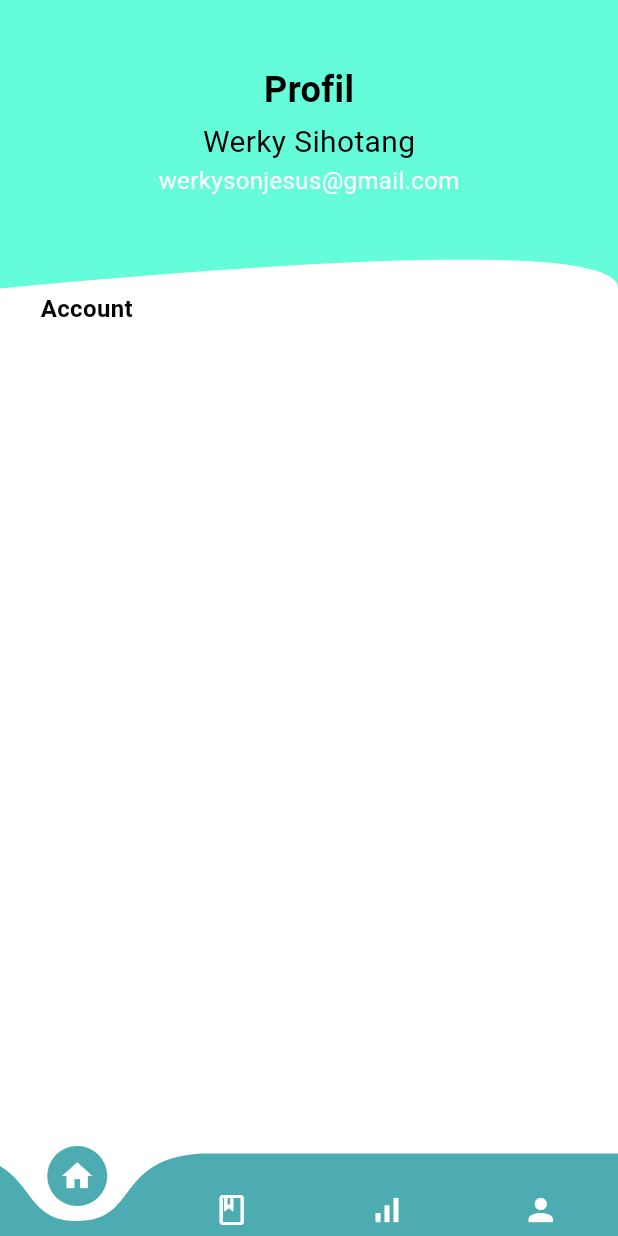
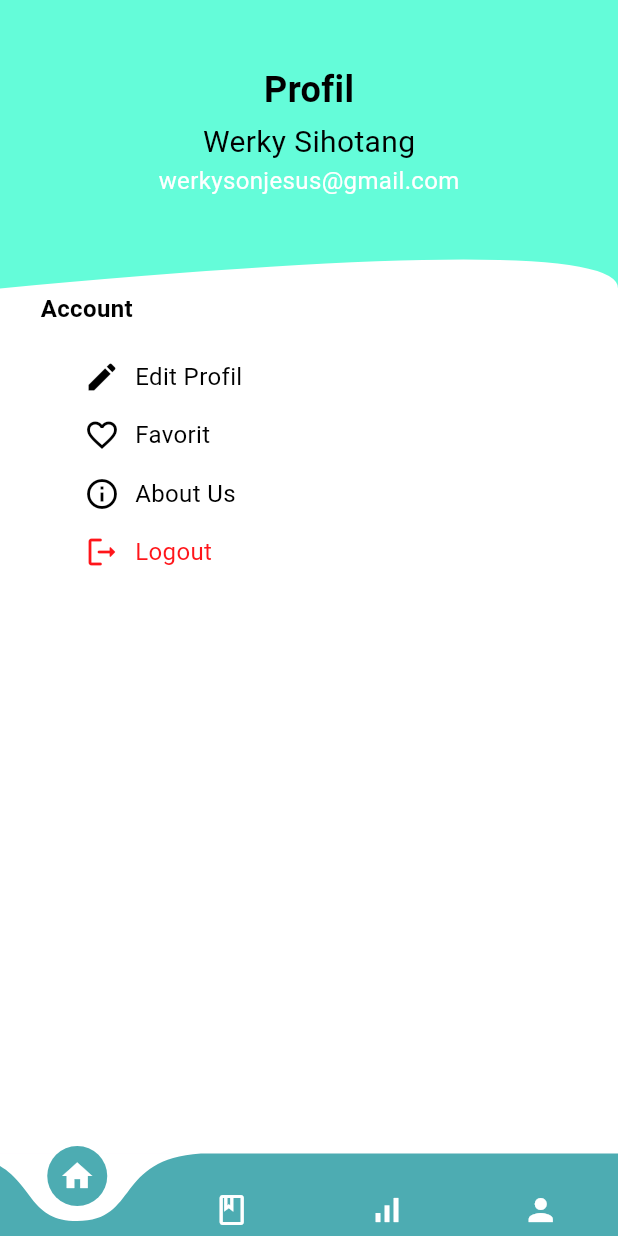
Before and after one commit to velmanharefa/KitabSuci, a Flutter app: the screen it shows after launch, on a phone screen of 412 x 824 dp. Run offline on Flutter 3.47's test engine with Material 3 defaults, Android fonts, the phone set to English and light mode, and no system bars; drawn by our look-alikes of curved_navigation_bar.

Commit message:
account setting

```diff
--- a/kitab_suci/lib/screen/accountSetting.dart
+++ b/kitab_suci/lib/screen/accountSetting.dart
@@ -148,6 +148,133 @@ class _accountSettingState extends State<accountSetting> {
               ),
             ),
 
+            SizedBox(height: 15),
+
+            Container(
+              width: 300,
+              child: Row(
+                children: [
+                  Icon(
+                    Icons.edit,
+                    color: Colors.black,
+                  ),
+
+                  SizedBox(width: 10),
+
+                  InkWell(
+                    child: const Text(
+                      'Edit Profil',
+                      style: TextStyle(
+                        color: Color(0xFF000000),
+                        fontSize: 16,
+                      ),
+                    ),
+                    // onTap: (){
+                    //   Navigator.push(
+                    //     context,
+                    //     MaterialPageRoute(
+                    //       builder: (context) => const loginPage()));
+                    // },
+                  ),
+                ],
+              ),
+            ),
+
+            SizedBox(height: 15),
+
+            Container(
+              width: 300,
+              child: Row(
+                children: [
+                  Icon(
+                    Icons.favorite_border,
+                    color: Colors.black,
+                  ),
+
+                  SizedBox(width: 10),
+
+                  InkWell(
+                    child: const Text(
+                      'Favorit',
+                      style: TextStyle(
+                        color: Color(0xFF000000),
+                        fontSize: 16,
+                      ),
+                    ),
+                    // onTap: (){
+                    //   Navigator.push(
+                    //     context,
+                    //     MaterialPageRoute(
+                    //       builder: (context) => const loginPage()));
+                    // },
+                  ),
+                ],
+              ),
+            ),
+
+            SizedBox(height: 15),
+
+            Container(
+              width: 300,
+              child: Row(
+                children: [
+                  Icon(
+                    Icons.info_outline,
+                    color: Colors.black,
+                  ),
+
+                  SizedBox(width: 10),
+
+                  InkWell(
+                    child: const Text(
+                      'About Us',
+                      style: TextStyle(
+                        color: Color(0xFF000000),
+                        fontSize: 16,
+                      ),
+                    ),
+                    // onTap: (){
+                    //   Navigator.push(
+                    //     context,
+                    //     MaterialPageRoute(
+                    //       builder: (context) => const loginPage()));
+                    // },
+                  ),
+                ],
+              ),
+            ),
+
+            SizedBox(height: 15),
+
+            Container(
+              width: 300,
+              child: Row(
+                children: [
+                  Icon(
+                    Icons.logout_rounded,
+                    color: Color(0xffFF151A),
+                  ),
+
+                  SizedBox(width: 10),
+
+                  InkWell(
+                    child: const Text(
+                      'Logout',
+                      style: TextStyle(
+                        color: Color(0xffFF151A),
+                        fontSize: 16,
+                      ),
+                    ),
+                    // onTap: (){
+                    //   Navigator.push(
+                    //     context,
+                    //     MaterialPageRoute(
+                    //       builder: (context) => const loginPage()));
+                    // },
+                  ),
+                ],
+              ),
+            )
 
 
 
```
